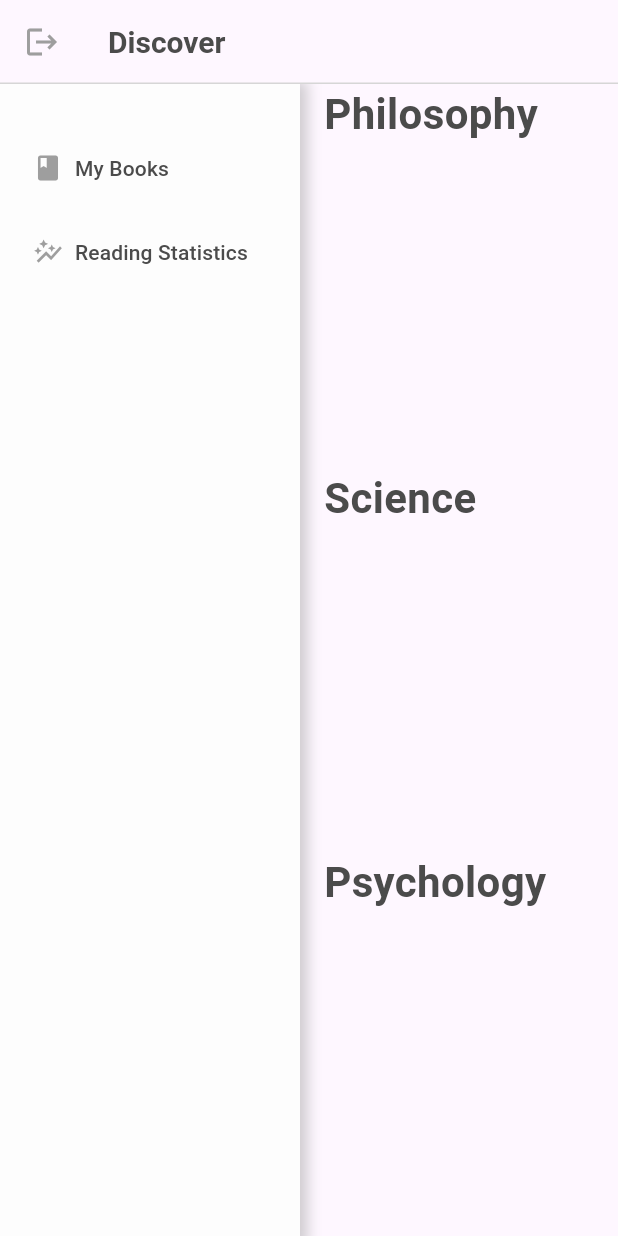
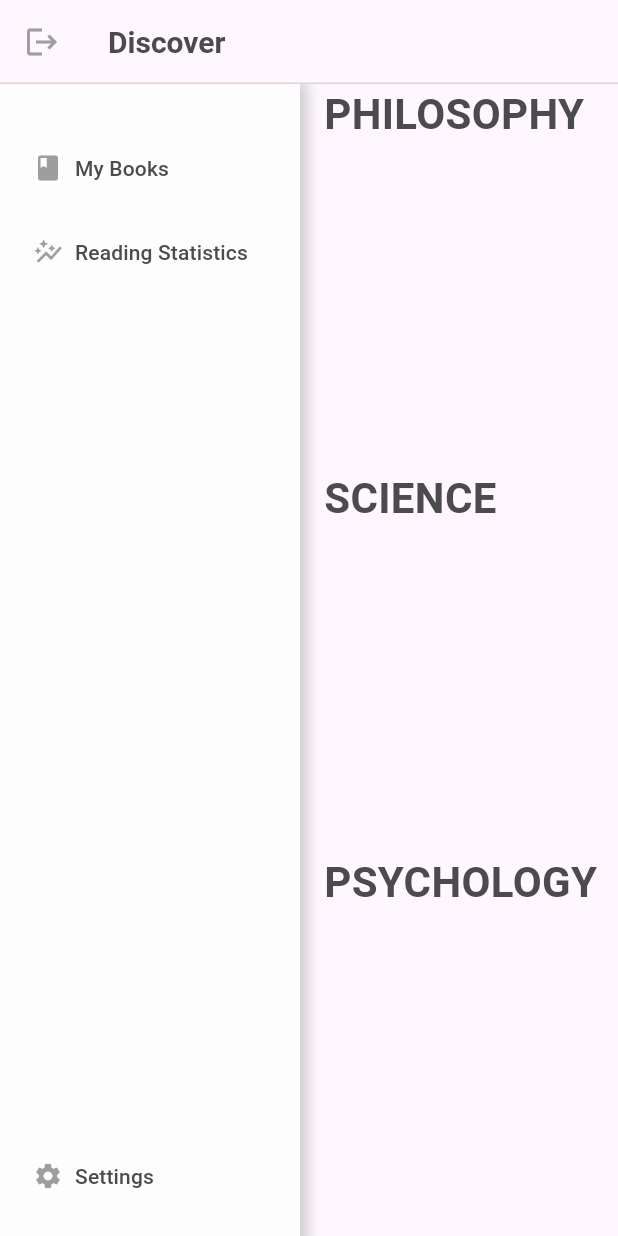
Before and after one commit to ashtondunderdale/file-engine, a Flutter app: the screen it shows after launch, on a phone screen of 412 x 824 dp. Run offline on Flutter 3.47's test engine with Material 3 defaults, Android fonts, the phone set to English and light mode, and no system bars; missing offline and left inert: google_books_api.

Commit message:
added settings page

```diff
--- a/fluttergames/lib/widgets/book_list.dart
+++ b/fluttergames/lib/widgets/book_list.dart
@@ -19,7 +19,7 @@ class BookList extends StatelessWidget {
           child: Padding(
             padding: const EdgeInsets.only(left: 16),
             child: Text(
-              category,
+              category.toUpperCase(),
               style: TextStyle(
                 fontWeight: FontWeight.bold,
                 fontSize: 28,
--- a/fluttergames/lib/widgets/nav_panel/nav_panel.dart
+++ b/fluttergames/lib/widgets/nav_panel/nav_panel.dart
@@ -1,6 +1,7 @@
 import 'package:flutter/material.dart';
 import 'package:fluttergames/widgets/nav_panel/my_books_button.dart';
 
+import 'settings_button.dart';
 import 'statistics_button.dart';
 
 
@@ -27,6 +28,8 @@ class NavPanel extends StatelessWidget {
         children: [
           MyBooksButton(),
           StatisticsButton(),
+          Spacer(),
+          SettingsButton(),
         ],
       ),
     );
--- /dev/null
+++ b/fluttergames/lib/widgets/nav_panel/settings_button.dart
@@ -0,0 +1,42 @@
+import 'package:flutter/material.dart';
+import 'package:fluttergames/views/settings.dart';
+import 'package:fluttergames/views/statistics.dart';
+
+import '../../globals.dart';
+
+class SettingsButton extends StatelessWidget {
+  const SettingsButton({super.key});
+
+  @override
+  Widget build(BuildContext context) {
+    return Padding(
+      padding: const EdgeInsets.only(top: 8, bottom: 16),
+      child: SizedBox(
+        width: 180,
+        child: TextButton(
+          onPressed: () {
+            Navigator.push(context, MaterialPageRoute(builder: (context) => const Settings()));
+          },
+          child: Row(
+            children: [
+              const Padding(
+                padding: EdgeInsets.only(right: 8),
+                child: Icon(
+                  Icons.settings,
+                  size: 20,
+                  color: Colors.grey,
+                ),
+              ),
+              Text(
+                "Settings",
+                style: TextStyle(
+                  color: textColour,
+                ),
+              ),
+            ],
+          ),
+        ),
+      ),
+    );
+  }
+}
```
Also changed, not shown: fluttergames/lib/views/settings.dart (added, +29 -0 lines).
